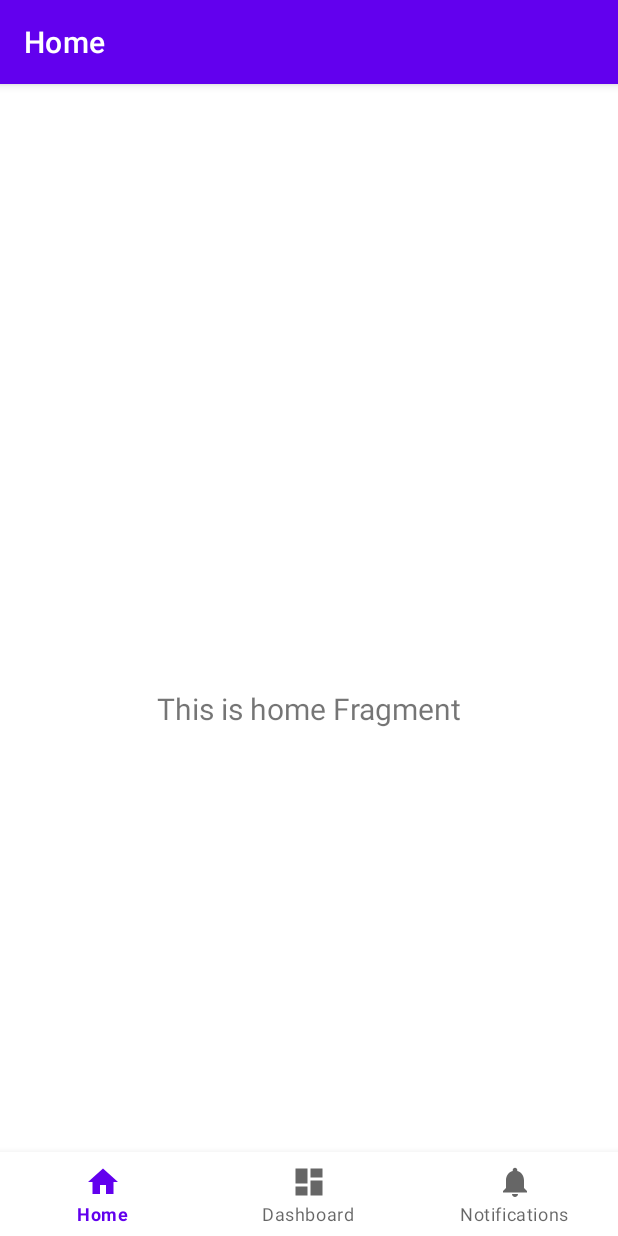
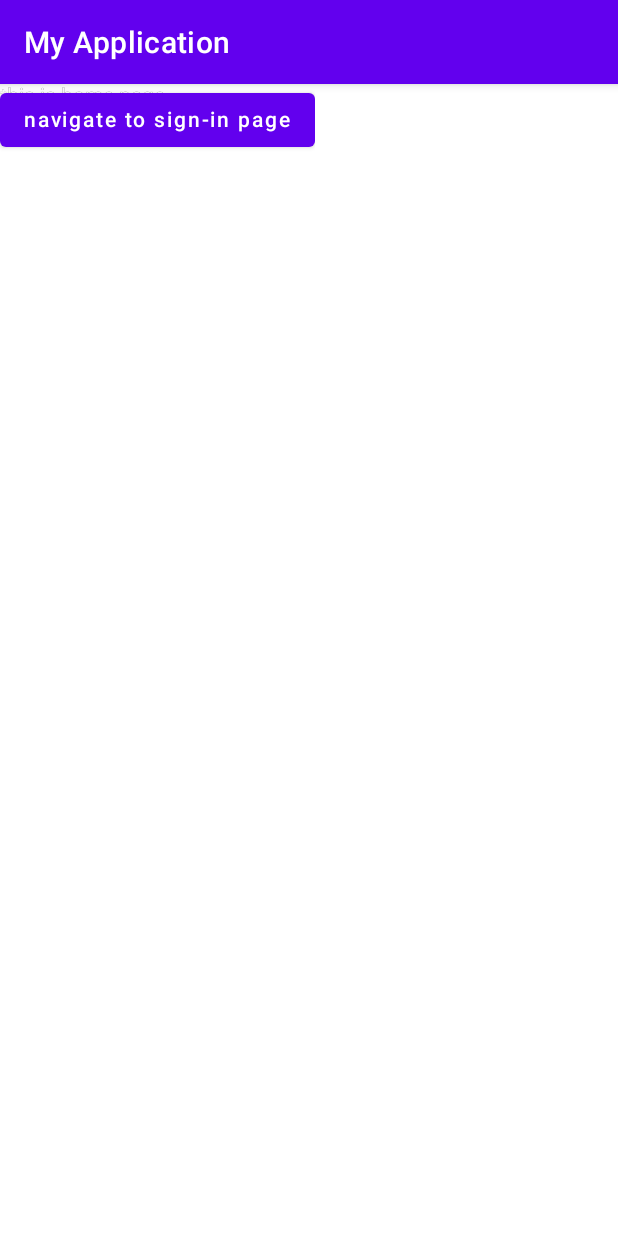
Before and after one commit to duccanhole/goal-tracker-android, an Android app built with Jetpack Compose: the screen it shows after launch (MainActivity), on a phone screen of 412 x 824 dp. Run offline under Robolectric (Android 15) with nearby library versions, the phone set to English and light mode, and no system bars; our stand-ins replace navigation-ui.

Commit message:
set up navigation

```diff
--- a/app/build.gradle.kts
+++ b/app/build.gradle.kts
@@ -12,7 +12,7 @@ android {
     }
 
     composeOptions {
-        kotlinCompilerExtensionVersion = "1.5.4"
+        kotlinCompilerExtensionVersion = "1.5.8"
     }
 
     defaultConfig {
@@ -97,4 +97,7 @@ dependencies {
     implementation("androidx.compose.runtime:runtime-livedata")
     // Optional - Integration with RxJava
     implementation("androidx.compose.runtime:runtime-rxjava2")
+
+    val nav_version = "2.7.6"
+    implementation("androidx.navigation:navigation-compose:$nav_version")
 }
--- a/app/src/main/java/com/example/myapplication/MainActivity.kt
+++ b/app/src/main/java/com/example/myapplication/MainActivity.kt
@@ -1,39 +1,58 @@
 package com.example.myapplication
 
 import android.os.Bundle
+import androidx.activity.compose.setContent
 import com.google.android.material.bottomnavigation.BottomNavigationView
 import androidx.appcompat.app.AppCompatActivity
 import androidx.compose.material.Text
 import androidx.compose.runtime.Composable
+import androidx.navigation.compose.NavHost
+import androidx.navigation.compose.composable
+import androidx.navigation.compose.rememberNavController
 import androidx.navigation.findNavController
 import androidx.navigation.ui.AppBarConfiguration
 import androidx.navigation.ui.setupActionBarWithNavController
 import androidx.navigation.ui.setupWithNavController
 import com.example.myapplication.databinding.ActivityMainBinding
+import com.example.myapplication.navigation.HomePage
+import com.example.myapplication.navigation.SettingPage
+import com.example.myapplication.navigation.SigninPage
+import com.example.myapplication.navigation.SignupPage
+import com.example.myapplication.navigation.StatisticPage
 
 class MainActivity : AppCompatActivity() {
 
-    private lateinit var binding: ActivityMainBinding
+//    private lateinit var binding: ActivityMainBinding
 
     override fun onCreate(savedInstanceState: Bundle?) {
         super.onCreate(savedInstanceState)
-
-        binding = ActivityMainBinding.inflate(layoutInflater)
-        setContentView(binding.root)
-
-        val navView: BottomNavigationView = binding.navView
-
-        val navController = findNavController(R.id.nav_host_fragment_activity_main)
-        // Passing each menu ID as a set of Ids because each
-        // menu should be considered as top level destinations.
-        val appBarConfiguration = AppBarConfiguration(setOf(
-                R.id.navigation_home, R.id.navigation_dashboard, R.id.navigation_notifications))
-        setupActionBarWithNavController(navController, appBarConfiguration)
-        navView.setupWithNavController(navController)
+        setContent {
+            App()
+        }
+//        binding = ActivityMainBinding.inflate(layoutInflater)
+//        setContentView(binding.root)
+//
+//        val navView: BottomNavigationView = binding.navView
+//
+//        val navController = findNavController(R.id.nav_host_fragment_activity_main)
+//        // Passing each menu ID as a set of Ids because each
+//        // menu should be considered as top level destinations.
+//        val appBarConfiguration = AppBarConfiguration(setOf(
+//                R.id.navigation_home, R.id.navigation_dashboard, R.id.navigation_notifications))
+//        setupActionBarWithNavController(navController, appBarConfiguration)
+//        navView.setupWithNavController(navController)
     }
 }
 
 @Composable
-fun Test() {
-    Text(text = "Hello")
+fun App() {
+    val navController = rememberNavController()
+
+    NavHost(navController = navController, startDestination = "home") {
+        composable("home") { HomePage(navController) }
+        composable("statistic") { StatisticPage() }
+        composable("setting") { SettingPage() }
+        composable("sign-in") { SigninPage(navController) }
+        composable("sign-up") { SignupPage() }
+    }
 }
--- /dev/null
+++ b/app/src/main/java/com/example/myapplication/navigation/Home.kt
@@ -0,0 +1,21 @@
+package com.example.myapplication.navigation
+
+import androidx.compose.foundation.layout.padding
+import androidx.compose.material.Button
+import androidx.compose.material.Text
+import androidx.compose.runtime.Composable
+import androidx.compose.ui.Modifier
+import androidx.compose.ui.graphics.Color
+import androidx.navigation.NavController
+import androidx.navigation.compose.rememberNavController
+
+@Composable()
+fun HomePage(navController: NavController) {
+    Text(text = "this is home page")
+    Text(text = "this is home page", color = Color.White)
+    Button(onClick = {
+        navController.navigate("sign-in")
+    }) {
+        Text(text = "navigate to sign-in page")
+    }
+}
```
Also changed, not shown: app/src/main/java/com/example/myapplication/navigation/Setting.kt (added, +9 -0 lines), app/src/main/java/com/example/myapplication/navigation/Signin.kt (added, +16 -0 lines), app/src/main/java/com/example/myapplication/navigation/Signup.kt (added, +9 -0 lines), app/src/main/java/com/example/myapplication/navigation/Statistic.kt (added, +9 -0 lines), 1 other file.
